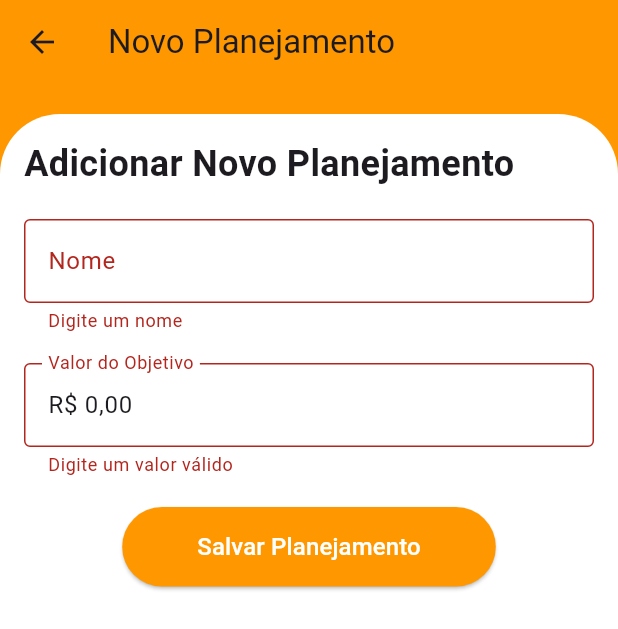
After one commit to AndersonHenriqueRosa/Junta.Ai, a Flutter app: the addPlanningScreen screen opened directly, after a tap on "Salvar Planejamento", on a phone screen of 412 x 824 dp. The commit adds this screen. Shown: the top 629 px of the screen. Run offline on Flutter 3.47's test engine with Material 3 defaults, Android fonts, the phone set to English and light mode, and no system bars; our stand-ins replace cloud_firestore, firebase_auth, firebase_core, flutter_expandable_fab, flutter_masked_text2, google_sign_in; accounts and stored records are empty; generated files the repository leaves out were written again.

Commit message:
commit casa

```diff
--- a/lib/main.dart
+++ b/lib/main.dart
@@ -2,7 +2,6 @@ import 'package:flutter/material.dart';
 import 'package:firebase_auth/firebase_auth.dart';
 import 'package:juntaai/firebase_options.dart';
 import 'package:juntaai/screens/home/home_screen.dart';
-import 'package:juntaai/screens/main_constructor.dart';
 import 'package:juntaai/screens/welcome_screen.dart';
 import 'package:firebase_core/firebase_core.dart';
 import 'package:flutter_localizations/flutter_localizations.dart';
--- a/lib/screens/home/home_screen.dart
+++ b/lib/screens/home/home_screen.dart
@@ -1,7 +1,7 @@
 import 'package:firebase_auth/firebase_auth.dart';
 import 'package:flutter/material.dart';
 import 'package:flutter/cupertino.dart';
-import 'package:juntaai/screens/planning_screen.dart';
+import 'package:juntaai/screens/planning/planning_screen.dart';
 import 'package:juntaai/screens/transactions/expense_screen.dart';
 import 'package:juntaai/screens/transactions/income_screen.dart';
 import 'package:juntaai/screens/transactions/transactions_screen.dart';
--- a/lib/screens/main_constructor.dart
+++ b/lib/screens/main_constructor.dart
@@ -1,7 +1,7 @@
 import 'package:flutter/cupertino.dart';
 import 'package:flutter/material.dart';
 import 'package:juntaai/screens/home/home_screen.dart';
-import 'package:juntaai/screens/planning_screen.dart';
+import 'package:juntaai/screens/planning/planning_screen.dart';
 import 'package:juntaai/screens/profile_screen.dart';
 import 'package:juntaai/screens/transactions/expense_screen.dart';
 import 'package:juntaai/screens/transactions/income_screen.dart';
--- /dev/null
+++ b/lib/screens/planning/add_planning_screen.dart
@@ -0,0 +1,126 @@
+import 'package:flutter/material.dart';
+import 'package:flutter_masked_text2/flutter_masked_text2.dart';
+import 'package:juntaai/service/planning_service.dart';
+
+class addPlanningScreen extends StatefulWidget {
+  @override
+  _addPlanningScreenState createState() => _addPlanningScreenState();
+}
+
+class _addPlanningScreenState extends State<addPlanningScreen> {
+  final _formKey = GlobalKey<FormState>();
+  String _nome = '';
+  final MoneyMaskedTextController _valorController = MoneyMaskedTextController(
+    leftSymbol: 'R\$ ',
+    decimalSeparator: ',',
+    thousandSeparator: '.',
+  );
+  final PlanningService _planningService = PlanningService();
+
+  @override
+  Widget build(BuildContext context) {
+    return Scaffold(
+      backgroundColor: Colors.orange, // Fundo laranja
+      appBar: AppBar(
+        title: const Text('Novo Planejamento'),
+        backgroundColor: Colors.orange,
+        elevation: 0,
+      ),
+      body: Stack(
+        children: [
+          // Container branco com bordas arredondadas
+          Container(
+            margin: const EdgeInsets.only(top: 20),
+            decoration: const BoxDecoration(
+              color: Colors.white,
+              borderRadius: BorderRadius.only(
+                topLeft: Radius.circular(40.0),
+                topRight: Radius.circular(40.0),
+              ),
+            ),
+            padding: const EdgeInsets.all(16.0),
+            child: Form(
+              key: _formKey,
+              child: Column(
+                crossAxisAlignment: CrossAxisAlignment.start,
+                children: [
+                  const Text(
+                    'Adicionar Novo Planejamento',
+                    style: TextStyle(
+                      fontSize: 24,
+                      fontWeight: FontWeight.bold,
+                    ),
+                  ),
+                  const SizedBox(height: 20),
+                  TextFormField(
+                    decoration: const InputDecoration(
+                      labelText: 'Nome',
+                      border: OutlineInputBorder(),
+                    ),
+                    onSaved: (value) => _nome = value!,
+                    validator: (value) =>
+                        value!.isEmpty ? 'Digite um nome' : null,
+                  ),
+                  const SizedBox(height: 20),
+                  TextFormField(
+                    controller: _valorController,
+                    decoration: const InputDecoration(
+                      labelText: 'Valor do Objetivo',
+                      border: OutlineInputBorder(),
+                    ),
+                    validator: (value) {
+                      if (value!.isEmpty || _valorController.numberValue == 0) {
+                        return 'Digite um valor válido';
+                      }
+                      return null;
+                    },
+                    keyboardType: TextInputType.number,
+                  ),
+                  const SizedBox(height: 20),
+                  Center(
+                    child: ElevatedButton(
+                      style: ElevatedButton.styleFrom(
+                        padding: const EdgeInsets.symmetric(
+                            horizontal: 50, vertical: 15),
+                        backgroundColor: Colors.orange, // Cor do botão
+                        shape: RoundedRectangleBorder(
+                          borderRadius: BorderRadius.circular(30),
+                        ),
+                      ),
+                      onPressed: () async {
+                        if (_formKey.currentState!.validate()) {
+                          _formKey.currentState!.save();
+
+                          double goalAmount = _valorController.numberValue;
+
+                          bool success = await _planningService.addPlanning(
+                            _nome,
+                            goalAmount,
+                          );
+
+                          if (success) {
+                            Navigator.pop(context);
+                          } else {
+                            ScaffoldMessenger.of(context).showSnackBar(
+                              const SnackBar(
+                                content: Text('Erro ao adicionar planejamento.'),
+                              ),
+                            );
+                          }
+                        }
+                      },
+                      child: const Text(
+                        'Salvar Planejamento',
+                        style: TextStyle(fontSize: 16, color: Colors.white),
+                      ),
+                    ),
+                  ),
+                ],
+              ),
+            ),
+          ),
+        ],
+      ),
+    );
+  }
+}
--- a/lib/screens/transactions/income_screen.dart
+++ b/lib/screens/transactions/income_screen.dart
@@ -185,7 +185,8 @@ class _IncomeScreenState extends State<IncomeScreen> {
         leading: IconButton(onPressed: (){
           Navigator.pop(context);
         }, icon: Icon(Icons.arrow_back
-        )),
+        )
+        ),
         title: const Text(
           "Receita",
           style: TextStyle(color: Colors.white),
--- /dev/null
+++ b/lib/service/planning_service.dart
@@ -0,0 +1,68 @@
+import 'package:cloud_firestore/cloud_firestore.dart';
+import 'package:firebase_auth/firebase_auth.dart';
+
+class PlanningService {
+  final FirebaseAuth _auth = FirebaseAuth.instance;
+  final FirebaseFirestore _firestore = FirebaseFirestore.instance;
+
+  // Função para adicionar planejamento
+  Future<bool> addPlanning(String planningName, double goalAmount) async {
+    try {
+      User? user = _auth.currentUser;
+
+      if (user == null) {
+        throw 'Usuário não autenticado.';
+      }
+
+      // Adiciona o planejamento ao Firestore
+      await _firestore.collection('planejamento').add({
+        'userId': user.uid, // UID do usuário autenticado
+        'planningName': planningName, // Nome do planejamento
+        'goalAmount': goalAmount, // Meta financeira
+        'savedAmount': 0.0, // Inicia o valor poupado como 0
+        'createdAt': FieldValue.serverTimestamp(), // Timestamp do servidor
+      });
+
+      return true; // Retorna sucesso
+    } catch (e) {
+      print('Erro ao adicionar planejamento: $e');
+      return false; // Retorna falha
+    }
+  }
+
+  // Função para buscar todos os planejamentos do usuário autenticado
+  Stream<QuerySnapshot> getPlannings() {
+    User? user = _auth.currentUser;
+
+    if (user == null) {
+      throw 'Usuário não autenticado.';
+    }
+
+    // Retorna o stream com os planejamentos do usuário
+    return _firestore
+        .collection('planejamento')
+        .where('userId', isEqualTo: user.uid)
+        .orderBy('createdAt', descending: true)
+        .snapshots();
+  }
+
+  // Função para atualizar o valor poupado de um planejamento
+  Future<void> updateSavedAmount(String planningId, double newSavedAmount) async {
+    try {
+      await _firestore.collection('planejamento').doc(planningId).update({
+        'savedAmount': newSavedAmount,
+      });
+    } catch (e) {
+      print('Erro ao atualizar valor poupado: $e');
+    }
+  }
+
+  // Função para excluir um planejamento
+  Future<void> deletePlanning(String planningId) async {
+    try {
+      await _firestore.collection('planejamento').doc(planningId).delete();
+    } catch (e) {
+      print('Erro ao excluir planejamento: $e');
+    }
+  }
+}
--- a/pubspec.yaml
+++ b/pubspec.yaml
@@ -45,6 +45,7 @@ dev_dependencies:
   google_sign_in:
   flutter_expandable_fab:
   intl: ^0.19.0
+  flutter_masked_text2: ^0.9.0
   flutter_localizations:
     sdk: flutter
   # The "flutter_lints" package below contains a set of recommended lints to
```
Also changed, not shown: lib/screens/planning/planning_detail_screen.dart (added, +137 -0 lines), lib/screens/planning/planning_screen.dart (added, +209 -0 lines), lib/screens/planning_screen.dart (deleted, +0 -19 lines), pubspec.lock, 1 other file.
